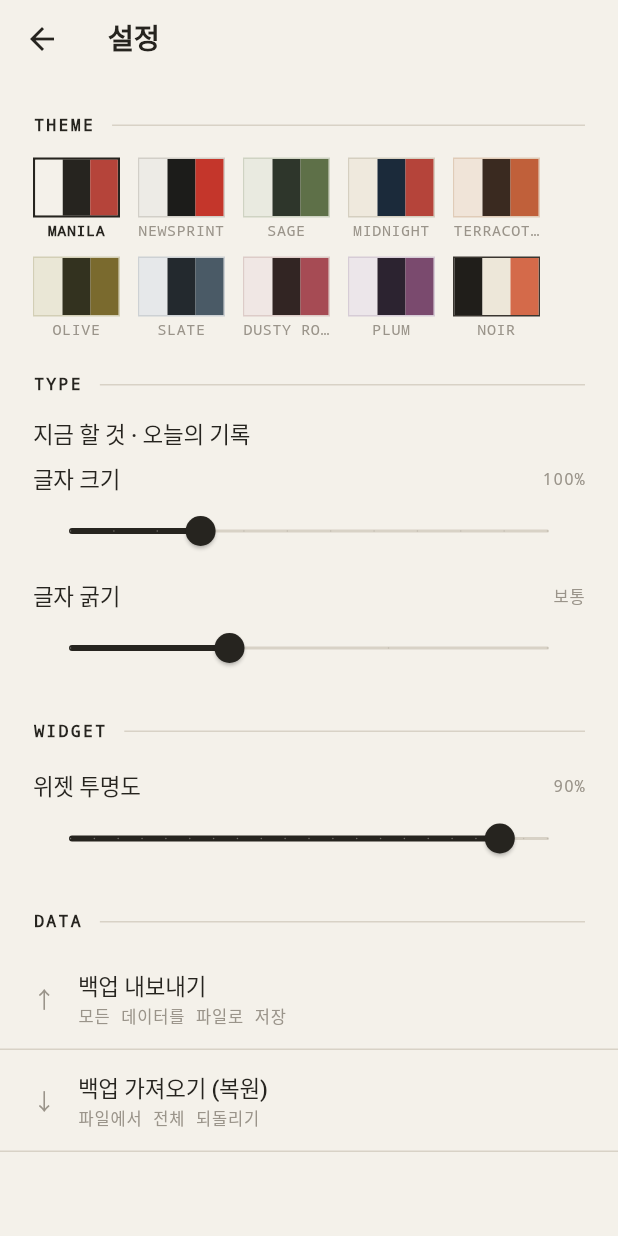
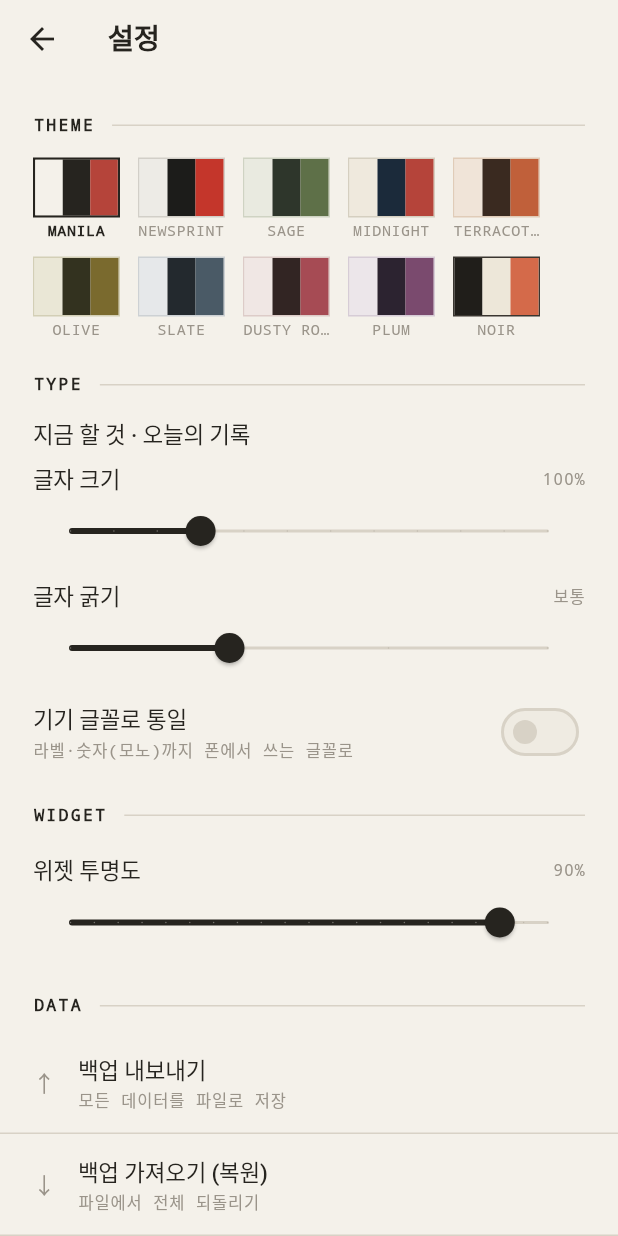
Before and after one commit to miziixx/jigoom, a Flutter app: the SettingsScreen screen opened directly, on a phone screen of 412 x 824 dp. Run offline on Flutter 3.47's test engine with Material 3 defaults, Android fonts, the phone set to English and light mode, and no system bars; our stand-ins replace drift, drift_flutter, file_picker, flutter_colorpicker, flutter_local_notifications, flutter_riverpod and 6 more; missing offline and left inert: dart:html, google_mlkit_text_recognition, home_widget, receive_sharing_intent, shelf_router; accounts and stored records are empty; generated files the repository leaves out were written again.

Commit message:
feat(jigeum): 설정에 "기기 글꼴로 통일" 토글 추가
본문·제목은 이미 기기 기본 글꼴 사용. 라벨·숫자(모노)까지 폰 글꼴로
쓰고 싶을 때 켜는 옵션.

- AppSettings.systemFont(기본 off) 영구 저장.
- 켜면 appMono=null → AppText 의 모노 스타일이 기기 기본 글꼴로.
- 설정 TYPE 섹션에 스위치 로우 추가.

Co-Authored-By: Claude Opus 4.8 <noreply@anthropic.com>
Claude-Session: https://claude.ai/code/session_01NxK7vut4Em9KdbB5SB8P2d

```diff
--- a/jigeum/lib/core/theme.dart
+++ b/jigeum/lib/core/theme.dart
@@ -122,6 +122,10 @@ AppTokens t(BuildContext context) =>
 /// AppText 를 직접 호출하는 위젯들도 이 값을 반영한다.
 int appWeightDelta = 0;
 
+/// 라벨·기호·숫자용 글꼴. 기본 = 모노. 설정 "기기 글꼴로 통일" 이 켜지면
+/// null(기기 기본 글꼴)로 바뀌어 앱 전체가 폰 글꼴을 쓴다. AppTheme.build 에서 갱신.
+String? appMono = kMonoFamily;
+
 /// 편집 타이포 (DESIGN_SYSTEM §3 두 벌 하이브리드).
 /// 한글 내용 = Sans(기기 기본), 라벨·기호·영문·숫자 = Mono. 색은 토큰을 주입.
 class AppText {
@@ -145,7 +149,7 @@ class AppText {
 
   /// 섹션 대문자 라벨 (Mono 11/Bold, +0.14em).
   static TextStyle sec(Color c) => TextStyle(
-      fontFamily: kMonoFamily,
+      fontFamily: appMono,
       fontSize: 11,
       fontWeight: FontWeight.w700,
       height: 1,
@@ -154,7 +158,7 @@ class AppText {
 
   /// 우선순위 라벨 (Mono 10, +0.12em).
   static TextStyle pri(Color c, {bool bold = false}) => TextStyle(
-      fontFamily: kMonoFamily,
+      fontFamily: appMono,
       fontSize: 10,
       fontWeight: bold ? FontWeight.w700 : FontWeight.w400,
       height: 1,
@@ -163,7 +167,7 @@ class AppText {
 
   /// 카운트·날짜·시간·메뉴·빈 상태 (Mono 11, +0.05em).
   static TextStyle meta(Color c, {double size = 11}) => TextStyle(
-      fontFamily: kMonoFamily,
+      fontFamily: appMono,
       fontSize: size,
       fontWeight: FontWeight.w400,
       height: 1.3,
@@ -172,7 +176,7 @@ class AppText {
 
   /// 하단 탭 (Mono 10 소문자, +0.04em).
   static TextStyle nav(Color c, {bool active = false}) => TextStyle(
-      fontFamily: kMonoFamily,
+      fontFamily: appMono,
       fontSize: 10,
       fontWeight: active ? FontWeight.w700 : FontWeight.w400,
       height: 1,
@@ -181,7 +185,7 @@ class AppText {
 
   /// 칩 (Mono 10, +0.08em — 한글 허용).
   static TextStyle chip(Color c) => TextStyle(
-      fontFamily: kMonoFamily,
+      fontFamily: appMono,
       fontSize: 10,
       fontWeight: FontWeight.w400,
       height: 1,
@@ -190,16 +194,21 @@ class AppText {
 
   /// 체크박스·기호 글리프 (Mono 15).
   static TextStyle glyph(Color c, {double size = 15}) => TextStyle(
-      fontFamily: kMonoFamily, fontSize: size, height: 1, color: c);
+      fontFamily: appMono, fontSize: size, height: 1, color: c);
 }
 
 /// 6토큰 → ThemeData. 편집 원칙(radius 0 · shadow none · 잉크 하나)을 강제한다.
 class AppTheme {
-  static ThemeData fromKey(String key, {int weightDelta = 0}) =>
-      build(tokensForKey(key), weightDelta: weightDelta);
+  static ThemeData fromKey(String key,
+          {int weightDelta = 0, bool systemFont = false}) =>
+      build(tokensForKey(key),
+          weightDelta: weightDelta, systemFont: systemFont);
 
-  static ThemeData build(AppTokens tk, {int weightDelta = 0}) {
+  static ThemeData build(AppTokens tk,
+      {int weightDelta = 0, bool systemFont = false}) {
     appWeightDelta = weightDelta; // 전역 반영 (AppText 직접 호출부용)
+    // 라벨 글꼴: 기본 모노, "기기 글꼴로 통일" 켜지면 기기 기본(null).
+    appMono = systemFont ? kSansFamily : kMonoFamily;
     final b = tk.isDark ? Brightness.dark : Brightness.light;
     final base = ThemeData(brightness: b, useMaterial3: true);
 
--- a/jigeum/lib/features/settings/settings_screen.dart
+++ b/jigeum/lib/features/settings/settings_screen.dart
@@ -56,6 +56,13 @@ class SettingsScreen extends ConsumerWidget {
                 onChanged: (v) => ctrl.setWeightDelta(v.round()),
               ),
             ),
+            _switchRow(
+              context,
+              title: '기기 글꼴로 통일',
+              sub: '라벨·숫자(모노)까지 폰에서 쓰는 글꼴로',
+              value: s.systemFont,
+              onChanged: ctrl.setSystemFont,
+            ),
 
             const SectionLabel('WIDGET'),
             const _WidgetOpacityTile(),
@@ -89,6 +96,32 @@ class SettingsScreen extends ConsumerWidget {
             ],
           ),
           slider,
+        ],
+      ),
+    );
+  }
+
+  Widget _switchRow(BuildContext context,
+      {required String title,
+      required String sub,
+      required bool value,
+      required ValueChanged<bool> onChanged}) {
+    final tk = t(context);
+    return Padding(
+      padding: const EdgeInsets.fromLTRB(kGutter, 12, kGutter, 4),
+      child: Row(
+        children: [
+          Expanded(
+            child: Column(
+              crossAxisAlignment: CrossAxisAlignment.start,
+              children: [
+                Text(title, style: AppText.body(tk.ink)),
+                const SizedBox(height: 2),
+                Text(sub, style: AppText.meta(tk.inkSoft)),
+              ],
+            ),
+          ),
+          Switch(value: value, onChanged: onChanged),
         ],
       ),
     );
--- a/jigeum/lib/main.dart
+++ b/jigeum/lib/main.dart
@@ -224,8 +224,8 @@ class _GoalAppState extends ConsumerState<GoalApp> {
     ref.listen(settingsProvider.select((s) => s.themeKey), (_, __) {
       _syncWidgets();
     });
-    final themeData =
-        AppTheme.fromKey(settings.themeKey, weightDelta: settings.weightDelta);
+    final themeData = AppTheme.fromKey(settings.themeKey,
+        weightDelta: settings.weightDelta, systemFont: settings.systemFont);
     return MaterialApp(
       title: '지금',
       debugShowCheckedModeBanner: false,
```
Also changed, not shown: jigeum/lib/core/settings_controller.dart (+17 -1 lines).
